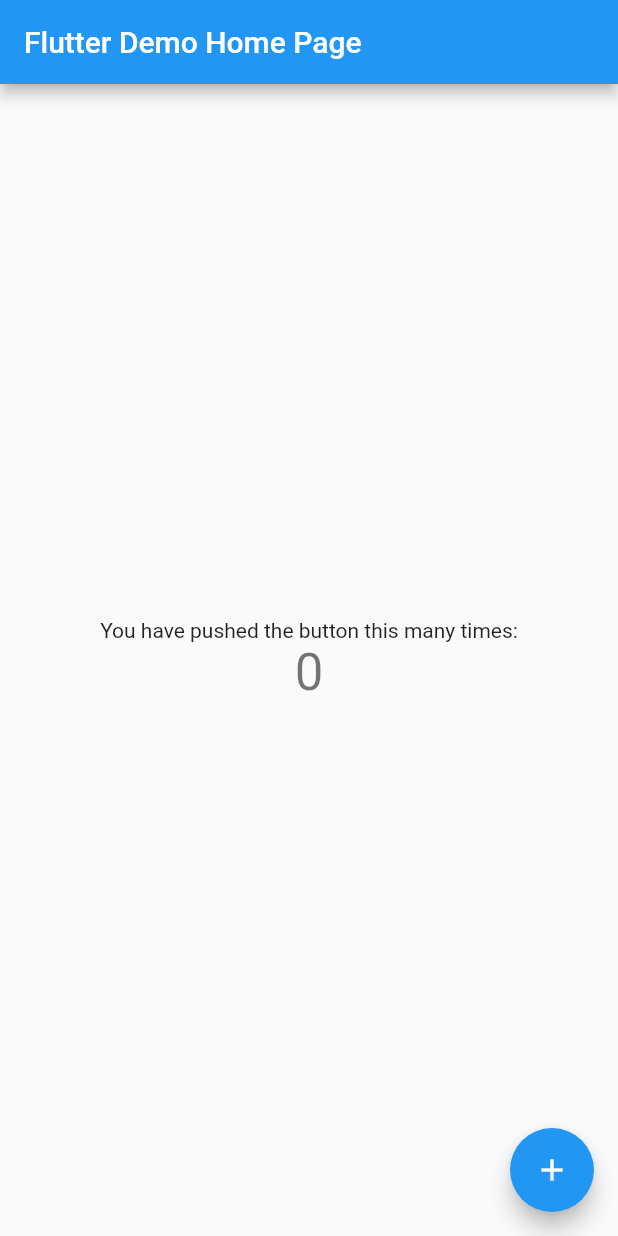
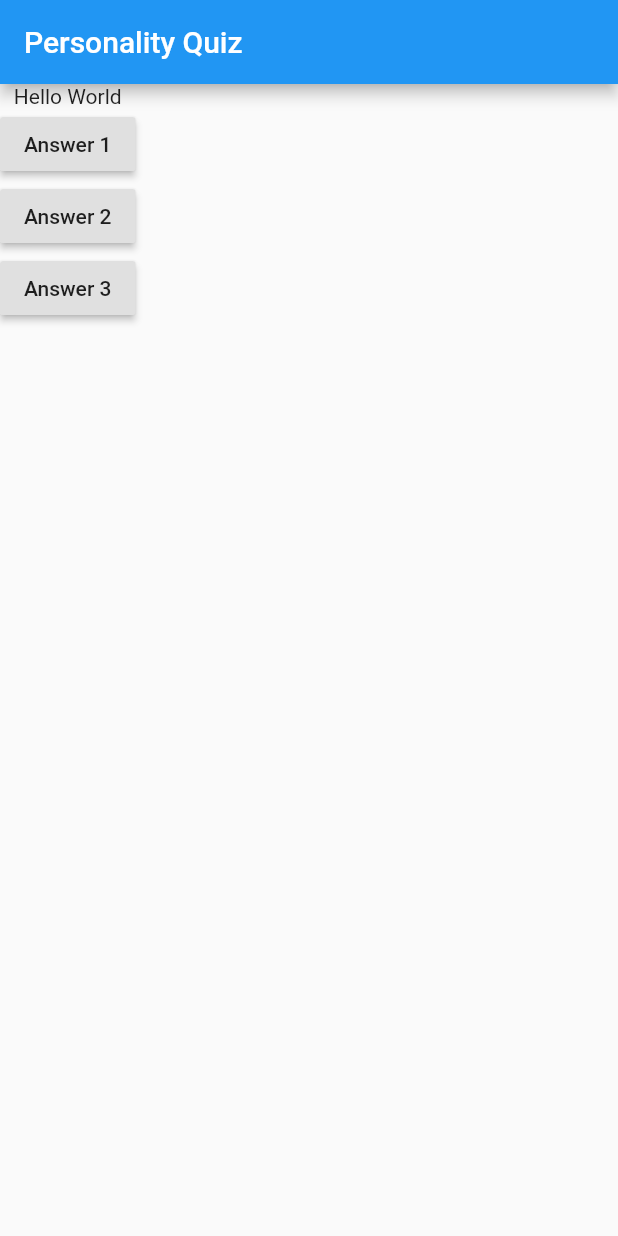
Before and after one commit to joneldominic/uc_quiz_app, a Flutter app: the screen it shows after launch, on a phone screen of 412 x 824 dp. Run offline on Flutter 3.47's test engine with Material 2 defaults, Android fonts, the phone set to English and light mode, and no system bars.

Commit message:
32. Anonymous functions

```diff
--- a/lib/main.dart
+++ b/lib/main.dart
@@ -1,111 +1,47 @@
 import 'package:flutter/material.dart';
 
-void main() => runApp(MyApp());
+void main() => runApp(QuizApp());
 
-class MyApp extends StatelessWidget {
-  // This widget is the root of your application.
-  @override
-  Widget build(BuildContext context) {
-    return MaterialApp(
-      title: 'Flutter Demo',
-      theme: ThemeData(
-        // This is the theme of your application.
-        //
-        // Try running your application with "flutter run". You'll see the
-        // application has a blue toolbar. Then, without quitting the app, try
-        // changing the primarySwatch below to Colors.green and then invoke
-        // "hot reload" (press "r" in the console where you ran "flutter run",
-        // or simply save your changes to "hot reload" in a Flutter IDE).
-        // Notice that the counter didn't reset back to zero; the application
-        // is not restarted.
-        primarySwatch: Colors.blue,
-      ),
-      home: MyHomePage(title: 'Flutter Demo Home Page'),
-    );
+class QuizApp extends StatelessWidget {
+  void answerQuestion() {
+    print("Answer choosen!");
   }
-}
 
-class MyHomePage extends StatefulWidget {
-  MyHomePage({Key key, this.title}) : super(key: key);
-
-  // This widget is the home page of your application. It is stateful, meaning
-  // that it has a State object (defined below) that contains fields that affect
-  // how it looks.
-
-  // This class is the configuration for the state. It holds the values (in this
-  // case the title) provided by the parent (in this case the App widget) and
-  // used by the build method of the State. Fields in a Widget subclass are
-  // always marked "final".
-
-  final String title;
-
-  @override
-  _MyHomePageState createState() => _MyHomePageState();
-}
-
-class _MyHomePageState extends State<MyHomePage> {
-  int _counter = 0;
-
-  void _incrementCounter() {
-    setState(() {
-      // This call to setState tells the Flutter framework that something has
-      // changed in this State, which causes it to rerun the build method below
-      // so that the display can reflect the updated values. If we changed
-      // _counter without calling setState(), then the build method would not be
-      // called again, and so nothing would appear to happen.
-      _counter++;
-    });
+ void answerQuestionWithParam(int num) {
+    print("Answer choosen, $num");
   }
 
   @override
   Widget build(BuildContext context) {
-    // This method is rerun every time setState is called, for instance as done
-    // by the _incrementCounter method above.
-    //
-    // The Flutter framework has been optimized to make rerunning build methods
-    // fast, so that you can just rebuild anything that needs updating rather
-    // than having to individually change instances of widgets.
-    return Scaffold(
+    var question = [
+      "What's your favorite color?",
+      "What's your favorite animal?"
+    ];
+
+    return MaterialApp(
+        home: Scaffold(
       appBar: AppBar(
-        // Here we take the value from the MyHomePage object that was created by
-        // the App.build method, and use it to set our appbar title.
-        title: Text(widget.title),
+        title: Text("Personality Quiz"),
       ),
-      body: Center(
-        // Center is a layout widget. It takes a single child and positions it
-        // in the middle of the parent.
-        child: Column(
-          // Column is also a layout widget. It takes a list of children and
-          // arranges them vertically. By default, it sizes itself to fit its
-          // children horizontally, and tries to be as tall as its parent.
-          //
-          // Invoke "debug painting" (press "p" in the console, choose the
-          // "Toggle Debug Paint" action from the Flutter Inspector in Android
-          // Studio, or the "Toggle Debug Paint" command in Visual Studio Code)
-          // to see the wireframe for each widget.
-          //
-          // Column has various properties to control how it sizes itself and
-          // how it positions its children. Here we use mainAxisAlignment to
-          // center the children vertically; the main axis here is the vertical
-          // axis because Columns are vertical (the cross axis would be
-          // horizontal).
-          mainAxisAlignment: MainAxisAlignment.center,
-          children: <Widget>[
-            Text(
-              'You have pushed the button this many times:',
-            ),
-            Text(
-              '$_counter',
-              style: Theme.of(context).textTheme.display1,
-            ),
-          ],
-        ),
+      body: Column(
+        children: [
+          Text("Hello World"),
+          RaisedButton(
+            child: Text("Answer 1"),
+            onPressed: answerQuestion,
+          ),
+          RaisedButton(
+            child: Text("Answer 2"),
+            onPressed: () => answerQuestionWithParam(2),
+          ),
+          RaisedButton(
+            child: Text("Answer 3"),
+            onPressed: (){
+              print("Answer choosen, 3");
+            },
+          ),
+        ],
       ),
-      floatingActionButton: FloatingActionButton(
-        onPressed: _incrementCounter,
-        tooltip: 'Increment',
-        child: Icon(Icons.add),
-      ), // This trailing comma makes auto-formatting nicer for build methods.
-    );
+    ));
   }
 }
```
Also changed, not shown: 2 other files.
